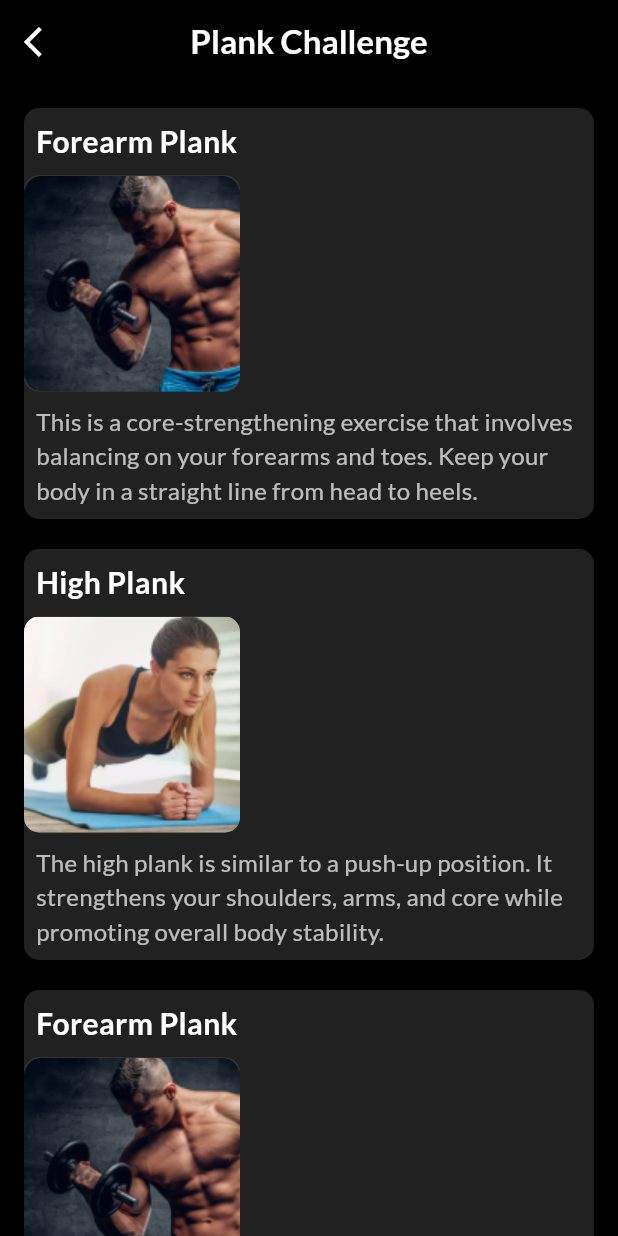
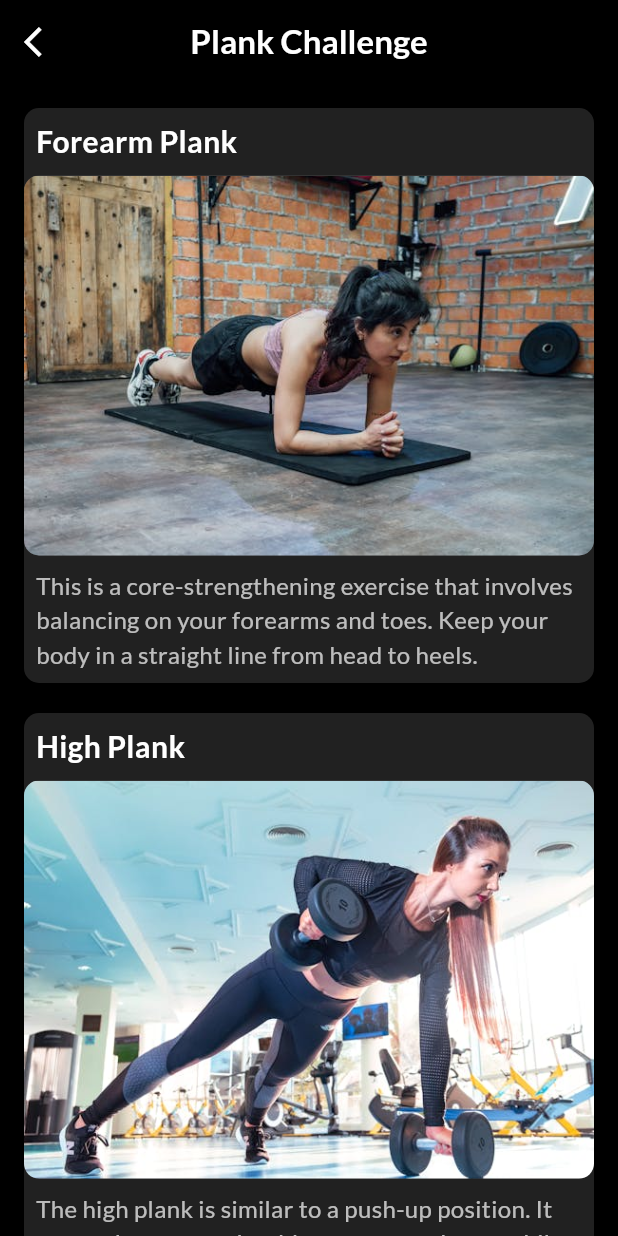
Before and after one commit to itsmedona/gym_app, a Flutter app: the PlankChallengeScreen screen opened directly, on a phone screen of 412 x 824 dp. Run offline on Flutter 3.47's test engine with Material 3 defaults, Android fonts, the phone set to English and light mode, and no system bars; our stand-ins replace bottom_navy_bar, google_fonts.

Commit message:
images added

```diff
--- a/lib/view/screens/explore_screen/widgets/plank_challenge_screen.dart
+++ b/lib/view/screens/explore_screen/widgets/plank_challenge_screen.dart
@@ -30,14 +30,17 @@
           child: Column(
             crossAxisAlignment: CrossAxisAlignment.start,
             children: [
-              workoutItem("Forearm Plank", 'assets/images/build_biceps.png',
+              workoutItem("Forearm Plank", "assets/images/plank1.png",
                   "This is a core-strengthening exercise that involves balancing on your forearms and toes. Keep your body in a straight line from head to heels."),
               SizedBox(height: 20),
-              workoutItem("High Plank", 'assets/images/plank.png',
+              workoutItem("High Plank", "assets/images/plank2.png",
                   "The high plank is similar to a push-up position. It strengthens your shoulders, arms, and core while promoting overall body stability."),
-              SizedBox(height: 20), //same from the above
-              workoutItem("Forearm Plank", 'assets/images/build_biceps.png',
-                  "This is a core-strengthening exercise that involves balancing on your forearms and toes. Keep your body in a straight line from head to heels."),
+              SizedBox(height: 20),
+              workoutItem("Standard Plank", "assets/images/plank3.png",
+                  "Begin in a push-up position with hands directly under your shoulders, body straight from head to heels. Engage your core and hold the position."),
+              SizedBox(height: 20),
+              workoutItem("Dolphin Plank", "assets/images/plank4.png",
+                  "From a forearm plank, lift your hips towards the ceiling and then return to the plank position."),
             ],
           ),
         ),
```
